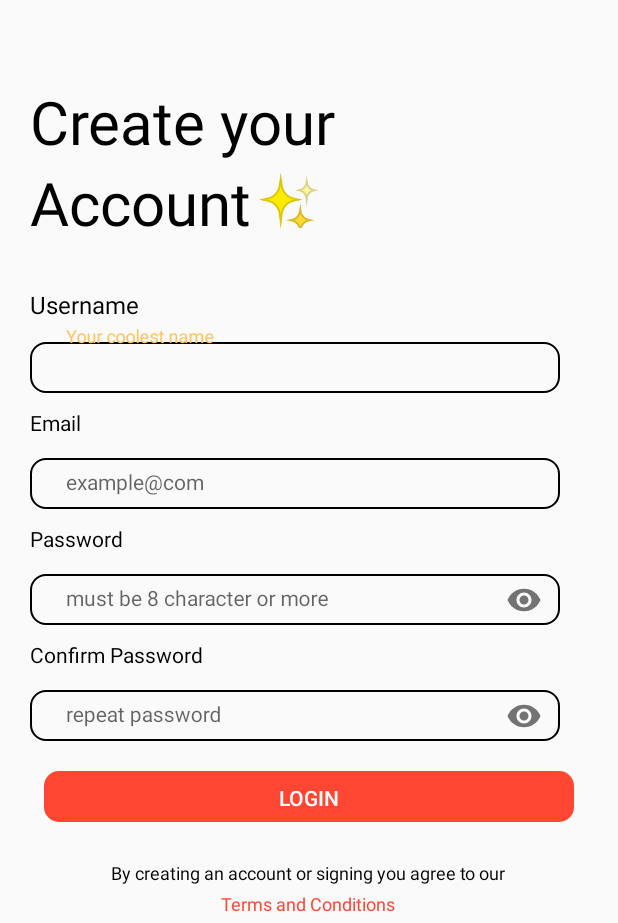
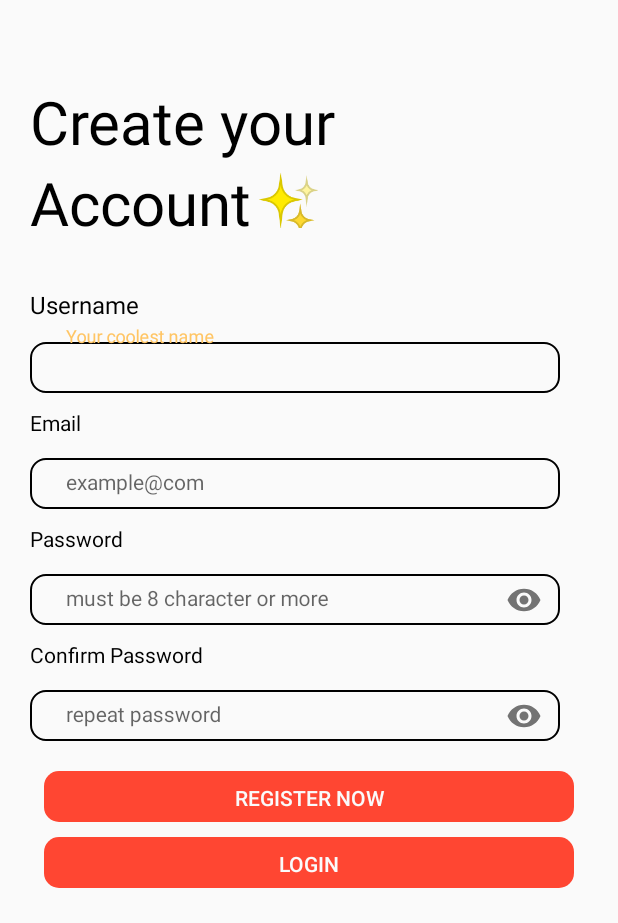
Before and after one commit to belzubeb/Muvmuv, an Android app: the Register screen opened directly, with no data from a screen before it, on a phone screen of 412 x 824 dp, the part 313-1236 px from its top. Run offline under Robolectric (Android 15) with nearby library versions, the phone set to English and light mode, and no system bars; our stand-ins replace Firebase (no records; nobody signed in at launch, a user with empty details on screens opened directly).

Commit message:
authentication Register and Login with Firebase

```diff
--- a/app/build.gradle.kts
+++ b/app/build.gradle.kts
@@ -35,7 +35,8 @@ dependencies {
     implementation("com.google.android.material:material:1.11.0")
     implementation("androidx.constraintlayout:constraintlayout:2.1.4")
     implementation("com.google.firebase:firebase-database:21.0.0")
-    implementation("com.google.firebase:firebase-auth-ktx")
+    implementation(platform("com.google.firebase:firebase-bom:32.3.1"))
+    implementation("com.google.firebase:firebase-auth")
     testImplementation("junit:junit:4.13.2")
     androidTestImplementation("androidx.test.ext:junit:1.1.5")
     androidTestImplementation("androidx.test.espresso:espresso-core:3.5.1")
--- a/app/src/main/java/com/example/muvmuv2/Register.java
+++ b/app/src/main/java/com/example/muvmuv2/Register.java
@@ -1,26 +1,102 @@
 package com.example.muvmuv2;
 
+import androidx.annotation.NonNull;
 import androidx.appcompat.app.AppCompatActivity;
 
+import android.app.ProgressDialog;
 import android.content.Intent;
 import android.os.Bundle;
 import android.view.View;
+import android.widget.Button;
+import android.widget.EditText;
+import android.widget.Toast;
+
+import com.google.android.gms.tasks.OnCompleteListener;
+import com.google.android.gms.tasks.Task;
+import com.google.firebase.auth.AuthResult;
+import com.google.firebase.auth.FirebaseAuth;
+import com.google.firebase.auth.FirebaseUser;
+import com.google.firebase.auth.UserProfileChangeRequest;
 
 public class Register extends AppCompatActivity {
+
+    private EditText editUser, editEmail, editPassword, editPasswordConf;
+    private Button btnlogin, btnRegister;
+    private FirebaseAuth mAuth;
+    private ProgressDialog progressDialog;
+    private UserProfileChangeRequest request;
 
     @Override
     protected void onCreate(Bundle savedInstanceState) {
         super.onCreate(savedInstanceState);
         setContentView(R.layout.activity_register);
+
+        editUser = findViewById(R.id.valueuser);
+        editEmail = findViewById(R.id.email);
+        editPassword = findViewById(R.id.password);
+        editPasswordConf = findViewById(R.id.Valuepasswordcheck);
+        btnlogin = findViewById(R.id.buttonlogin);
+        btnRegister = findViewById(R.id.buttonRegister);
+
+        mAuth = FirebaseAuth.getInstance();
+        progressDialog = new ProgressDialog(Register.this);
+        progressDialog.setTitle("Loading");
+        progressDialog.setMessage("sabar bos");
+        progressDialog.setCancelable(false);
+
+        btnlogin.setOnClickListener(v -> {
+            finish();
+        });
+        btnRegister.setOnClickListener(v -> {
+            if (editUser.getText().length()>0 && editEmail.getText().length()>0 && editPassword.getText().length()>8 && editPasswordConf.getText().length()>8){
+                if(editPassword.getText().toString().equals(editPasswordConf.getText().toString())){
+                    register(editUser.getText().toString(), editEmail.getText().toString(), editPassword.getText().toString());
+                }else{
+                    Toast.makeText(getApplicationContext(), "Silahkan masukan password yang sama!!", Toast.LENGTH_SHORT).show();
+                }
+            }else{
+                Toast.makeText(getApplicationContext(), "Silahkan isi dengan benar semua data!!!", Toast.LENGTH_SHORT).show();
+            }
+        });
+
     }
 
-    public void onBack(View view) {
-        Intent intent = new Intent(this, Login.class);
-        startActivity(intent);
+    private void register(String username, String email, String password){
+        progressDialog.show();
+        mAuth.createUserWithEmailAndPassword(email, password).addOnCompleteListener(new OnCompleteListener<AuthResult>() {
+            @Override
+            public void onComplete(@NonNull Task<AuthResult> task) {
+                if (task.isSuccessful()&& task.getResult()!=null) {
+                    FirebaseUser firebaseUser = task.getResult().getUser();
+                    if (firebaseUser != null) {
+                    UserProfileChangeRequest profileUpdates = new UserProfileChangeRequest.Builder()
+                            .setDisplayName(username)
+                            .build();
+                    firebaseUser.updateProfile(request).addOnCompleteListener(new OnCompleteListener<Void>() {
+                        @Override
+                        public void onComplete(@NonNull Task<Void> task) {
+                            reload();
+                        }
+                    });
+                }else{
+                        Toast.makeText(getApplicationContext(), "Register gagal bos", Toast.LENGTH_SHORT).show();
+                    }
+                }else{
+                    Toast.makeText(getApplicationContext(), task.getException().getLocalizedMessage(), Toast.LENGTH_SHORT).show();
+                }
+            }
+        });
     }
 
-    public void onLogin(View view) {
-        Intent intent = new Intent(this, MainActivity.class);
-        startActivity(intent);
+    private void reload(){
+        startActivity(new Intent(getApplicationContext(), MainActivity.class));
+    }
+    @Override
+    public void onStart() {
+        super.onStart();
+        FirebaseUser currentUser = mAuth.getCurrentUser();
+        if(currentUser != null){
+            reload();
+        }
     }
 }
--- a/app/src/main/res/layout/activity_login.xml
+++ b/app/src/main/res/layout/activity_login.xml
@@ -130,6 +130,7 @@
         android:layout_marginTop="25dp"
         />
     <TextView
+        android:id="@+id/txtregistlog"
         android:layout_width="wrap_content"
         android:layout_height="wrap_content"
         android:text="Register"
--- a/app/src/main/res/layout/activity_register.xml
+++ b/app/src/main/res/layout/activity_register.xml
@@ -80,7 +80,7 @@
         </com.google.android.material.textfield.TextInputLayout>
 
         <TextView
-            android:id="@+id/email"
+            android:id="@+id/txtemail"
             android:layout_width="wrap_content"
             android:layout_height="wrap_content"
             android:layout_marginTop="10dp"
@@ -93,7 +93,7 @@
             android:layout_height="wrap_content">
 
             <EditText
-                android:id="@+id/valueEmail"
+                android:id="@+id/email"
                 android:layout_width="match_parent"
                 android:layout_height="34dp"
                 android:background="@drawable/rectanglelogin"
@@ -103,7 +103,7 @@
         </com.google.android.material.textfield.TextInputLayout>
 
         <TextView
-            android:id="@+id/password"
+            android:id="@+id/txtpassword"
             android:layout_width="wrap_content"
             android:layout_height="wrap_content"
             android:layout_marginTop="10dp"
@@ -117,7 +117,7 @@
             app:passwordToggleEnabled="true">
 
             <EditText
-                android:id="@+id/Valuepassword"
+                android:id="@+id/password"
                 android:layout_width="match_parent"
                 android:layout_height="34dp"
                 android:background="@drawable/rectanglelogin"
@@ -149,10 +149,21 @@
                 android:hint="repeat password"
                 android:textSize="14sp"
                 android:inputType="textPassword"/>
+        </com.google.android.material.textfield.TextInputLayout>
+    </LinearLayout>
 
-        </com.google.android.material.textfield.TextInputLayout>
-
-    </LinearLayout>
+    <Button
+        android:layout_width="353dp"
+        android:layout_height="34dp"
+        android:id="@+id/buttonRegister"
+        android:layout_centerHorizontal="true"
+        android:text="REGISTER NOW"
+        android:drawableEnd="@drawable/rectangle"
+        android:textColor="@color/Primary"
+        android:layout_below="@id/ValueLogin"
+        android:layout_marginTop="20dp"
+        android:background="@drawable/button_oren"
+        android:onClick="onLogin"/>
 
     <Button
         android:layout_width="353dp"
@@ -162,8 +173,8 @@
         android:text="Login"
         android:drawableEnd="@drawable/rectangle"
         android:textColor="@color/Primary"
-        android:layout_below="@id/ValueLogin"
-        android:layout_marginTop="20dp"
+        android:layout_below="@id/buttonRegister"
+        android:layout_marginTop="10dp"
         android:background="@drawable/button_oren"
         android:onClick="onLogin"/>
 
--- a/build.gradle.kts
+++ b/build.gradle.kts
@@ -1,4 +1,8 @@
 buildscript {
+    repositories{
+        google()
+        mavenCentral()
+    }
     dependencies {
         classpath("com.google.gms:google-services:4.4.2")
     }
```
Also changed, not shown: app/src/main/java/com/example/muvmuv2/HomeFragment.java (+15 -0 lines), app/src/main/java/com/example/muvmuv2/Login.java (+68 -6 lines), app/src/main/java/com/example/muvmuv2/ProfileFragment.java (+5 -5 lines), app/src/main/java/com/example/muvmuv2/Settings.java (+14 -2 lines), app/src/main/res/layout/fragment_home.xml (+18 -7 lines).
